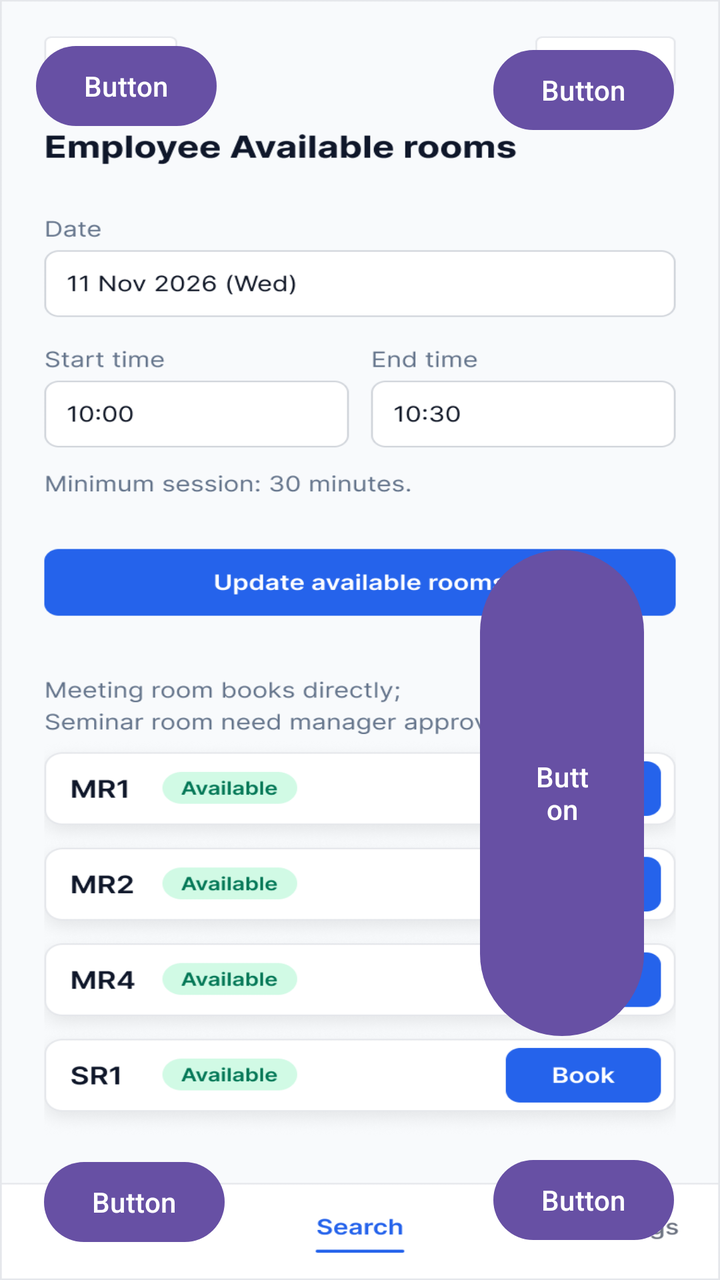
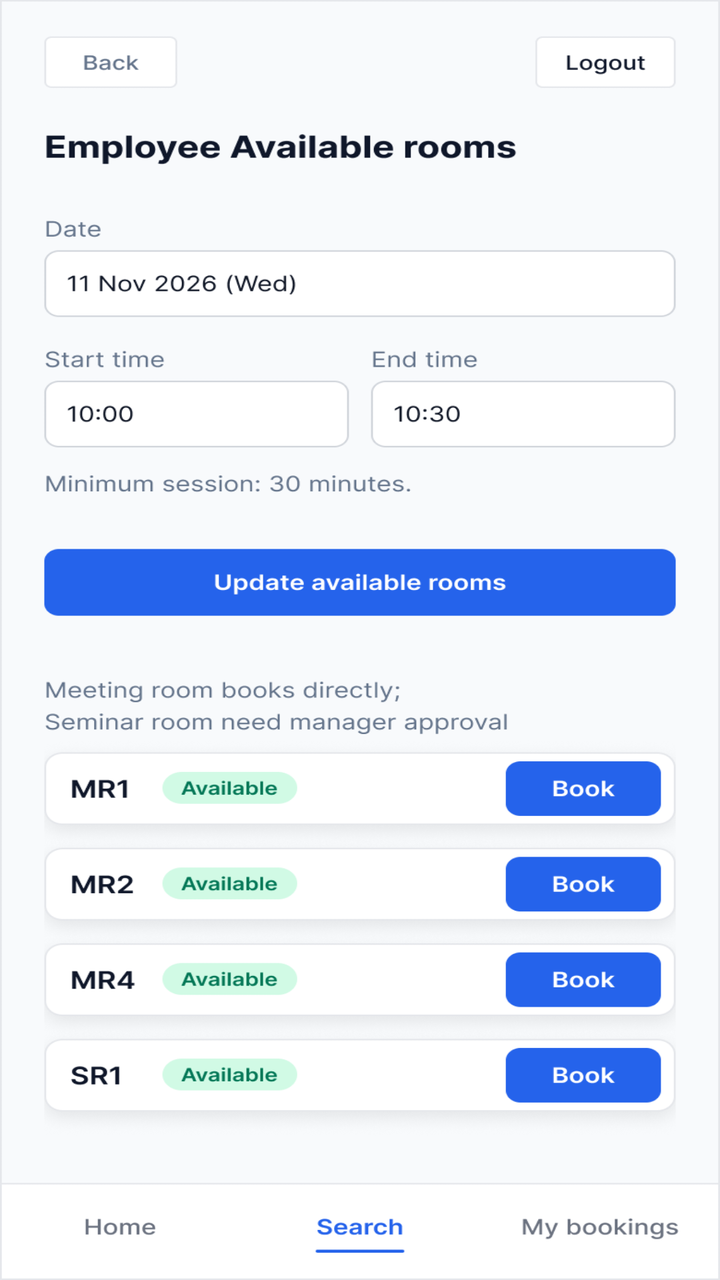

Before-and-after screenshots of an Android layout around one commit, followed by the original layout XML and the change that was made.
<!-- AndroidManifest.xml: application theme Theme.MeetingRoomBooking -->
<!-- res/layout/activity_available_rooms.xml -->
<?xml version="1.0" encoding="utf-8"?>
<androidx.constraintlayout.widget.ConstraintLayout xmlns:android="http://schemas.android.com/apk/res/android"
    xmlns:app="http://schemas.android.com/apk/res-auto"
    xmlns:tools="http://schemas.android.com/tools"
    android:id="@+id/main"
    android:layout_width="match_parent"
    android:layout_height="match_parent"
    tools:context=".AvailableRoomsActivity">

    <ImageView
        android:id="@+id/imageView3"
        android:layout_width="0dp"
        android:layout_height="0dp"
        android:scaleType="fitXY"
        app:layout_constraintBottom_toBottomOf="parent"
        app:layout_constraintEnd_toEndOf="parent"
        app:layout_constraintStart_toStartOf="parent"
        app:layout_constraintTop_toTopOf="parent"
        app:srcCompat="@drawable/screen_available_rooms" />

    <Button
        android:id="@+id/btnbackfromavailableroom"
        android:layout_width="wrap_content"
        android:layout_height="wrap_content"
        android:layout_marginStart="18dp"
        android:layout_marginTop="19dp"
        android:text="Button"
        app:layout_constraintStart_toStartOf="parent"
        app:layout_constraintTop_toTopOf="parent" />

    <Button
        android:id="@+id/btnlogoutfromavailableroom"
        android:layout_width="wrap_content"
        android:layout_height="wrap_content"
        android:layout_marginTop="21dp"
        android:layout_marginEnd="23dp"
        android:text="Button"
        app:layout_constraintEnd_toEndOf="parent"
        app:layout_constraintTop_toTopOf="parent" />

    <Button
        android:id="@+id/btnbookbtninavailableroom"
        android:layout_width="82dp"
        android:layout_height="251dp"
        android:layout_marginEnd="38dp"
        android:layout_marginBottom="118dp"
        android:text="Button"
        app:layout_constraintBottom_toBottomOf="parent"
        app:layout_constraintEnd_toEndOf="parent" />

    <Button
        android:id="@+id/btnhomefromavailableroom"
        android:layout_width="wrap_content"
        android:layout_height="wrap_content"
        android:layout_marginStart="22dp"
        android:layout_marginBottom="15dp"
        android:text="Button"
        app:layout_constraintBottom_toBottomOf="parent"
        app:layout_constraintStart_toStartOf="parent" />

    <Button
        android:id="@+id/btnmybookingfromavailableroom"
        android:layout_width="wrap_content"
        android:layout_height="wrap_content"
        android:layout_marginEnd="23dp"
        android:layout_marginBottom="16dp"
        android:text="Button"
        app:layout_constraintBottom_toBottomOf="parent"
        app:layout_constraintEnd_toEndOf="parent" />
</androidx.constraintlayout.widget.ConstraintLayout>
<!-- resources referenced by this layout -->
<resources>
  <!-- drawable screen_available_rooms: png bitmap (drawable, 106420 bytes) -->
  <style name="Theme.MeetingRoomBooking" parent="Base.Theme.MeetingRoomBooking" />
  <style name="Base.Theme.MeetingRoomBooking" parent="Theme.Material3.DayNight.NoActionBar">
          
          
      </style>
</resources>

<!-- the commit's change to res/layout/activity_available_rooms.xml (unified diff, before → after) -->
@@ -14,8 +14,10 @@
         android:scaleType="fitXY"
         app:layout_constraintBottom_toBottomOf="parent"
         app:layout_constraintEnd_toEndOf="parent"
+        app:layout_constraintHorizontal_bias="0.0"
         app:layout_constraintStart_toStartOf="parent"
         app:layout_constraintTop_toTopOf="parent"
+        app:layout_constraintVertical_bias="0.0"
         app:srcCompat="@drawable/screen_available_rooms" />
 
     <Button
@@ -24,6 +26,7 @@
         android:layout_height="wrap_content"
         android:layout_marginStart="18dp"
         android:layout_marginTop="19dp"
+        android:alpha="0"
         android:text="Button"
         app:layout_constraintStart_toStartOf="parent"
         app:layout_constraintTop_toTopOf="parent" />
@@ -34,6 +37,7 @@
         android:layout_height="wrap_content"
         android:layout_marginTop="21dp"
         android:layout_marginEnd="23dp"
+        android:alpha="0"
         android:text="Button"
         app:layout_constraintEnd_toEndOf="parent"
         app:layout_constraintTop_toTopOf="parent" />
@@ -44,6 +48,7 @@
         android:layout_height="251dp"
         android:layout_marginEnd="38dp"
         android:layout_marginBottom="118dp"
+        android:alpha="0"
         android:text="Button"
         app:layout_constraintBottom_toBottomOf="parent"
         app:layout_constraintEnd_toEndOf="parent" />
@@ -54,6 +59,7 @@
         android:layout_height="wrap_content"
         android:layout_marginStart="22dp"
         android:layout_marginBottom="15dp"
+        android:alpha="0"
         android:text="Button"
         app:layout_constraintBottom_toBottomOf="parent"
         app:layout_constraintStart_toStartOf="parent" />
@@ -64,6 +70,7 @@
         android:layout_height="wrap_content"
         android:layout_marginEnd="23dp"
         android:layout_marginBottom="16dp"
+        android:alpha="0"
         android:text="Button"
         app:layout_constraintBottom_toBottomOf="parent"
         app:layout_constraintEnd_toEndOf="parent" />
